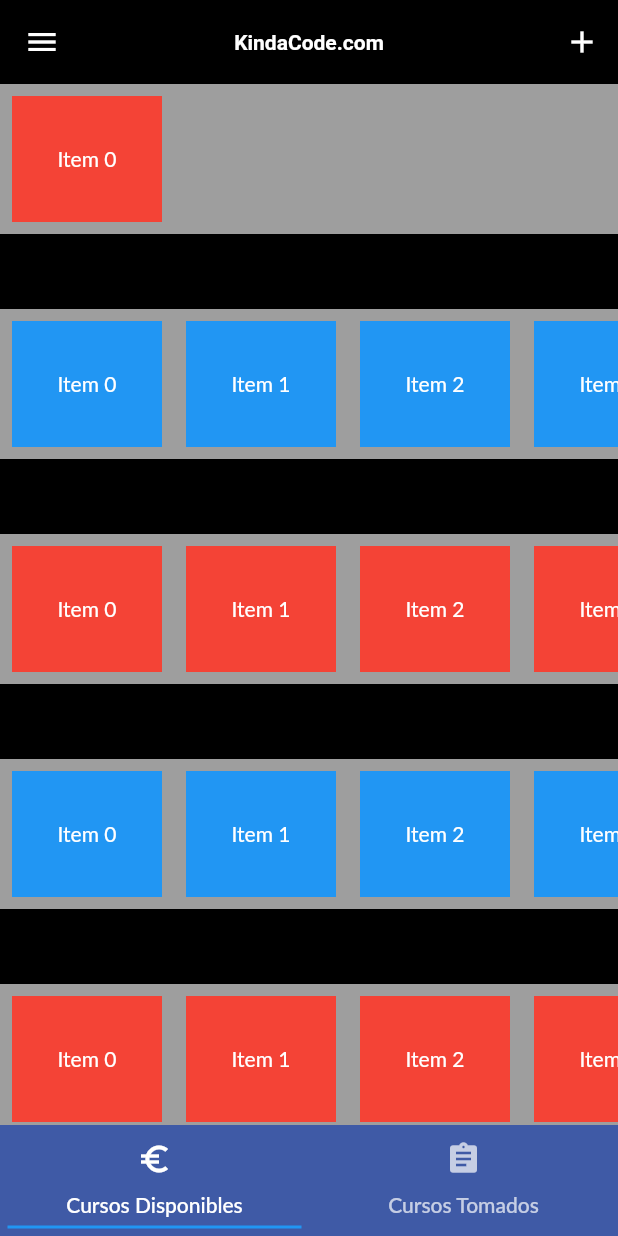
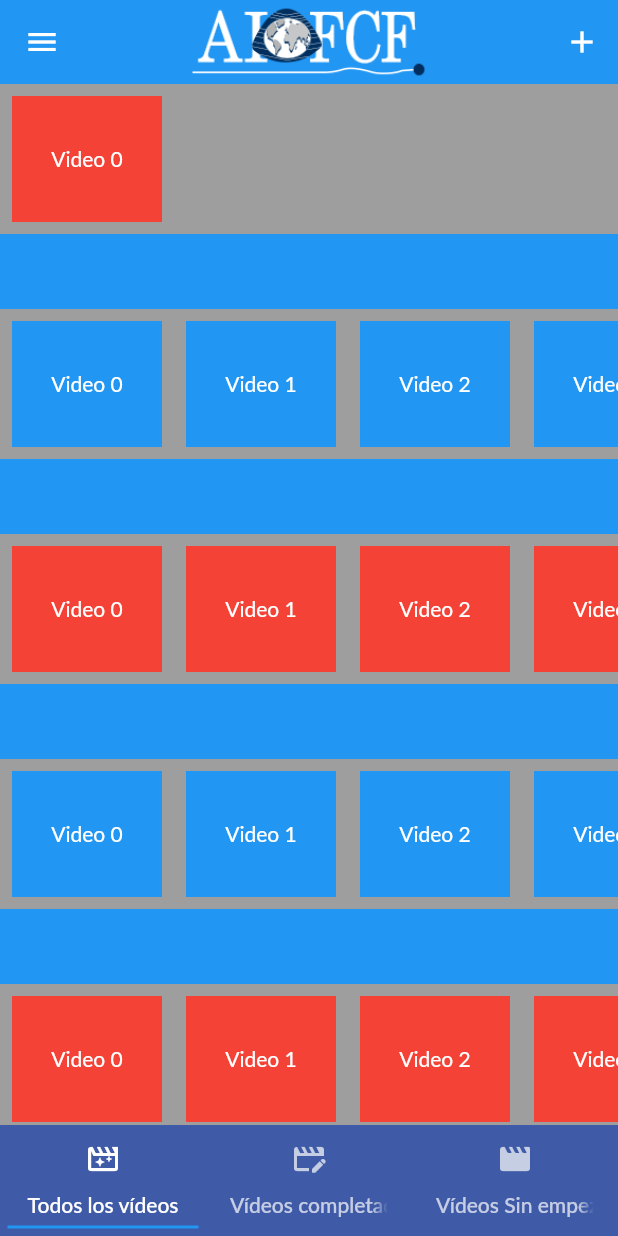
Before and after one commit to TICosmox/AIFCF_fire_mp4, a Flutter app: the screen it shows after launch, on a phone screen of 412 x 824 dp. Run offline on Flutter 3.47's test engine with Material 2 defaults, Android fonts, the light colour scheme and no system bars; our stand-ins replace bloc, flutter_bloc, flutter_phoenix, permission_handler, share_plus, shared_preferences; Roboto replaces fonts that are missing (Lato).

Commit message:
videosvistos page + logo

```diff
--- a/lib/blocs/valida_pagina_inicial/validacion_pagina_inicial_bloc.dart
+++ b/lib/blocs/valida_pagina_inicial/validacion_pagina_inicial_bloc.dart
@@ -6,7 +6,6 @@ import 'dart:async';
 import 'package:bloc/bloc.dart';
 // ignore: depend_on_referenced_packages
 import 'package:meta/meta.dart';
-import 'package:proyecto_reproductor_video/api/valida_pagina_inicial/valida_pagina_inicial_api.dart';
 
 import '../../providers/local_storage_provider.dart';
 part 'validacion_pagina_inicial_event.dart';
--- a/lib/constants/rutas_de_paginas.dart
+++ b/lib/constants/rutas_de_paginas.dart
@@ -3,3 +3,4 @@ const String validacioninicial = 'validacioninicial';
 const String panelinicial = 'panelinicial';
 const String videosdisponibles = 'videosdisponibles';
 const String videosvistos = 'videosvistos';
+const String videospendientes = 'videospendientes';
--- a/lib/pages/panel_inicial/panel_inicial.dart
+++ b/lib/pages/panel_inicial/panel_inicial.dart
@@ -1,5 +1,6 @@
 import 'package:flutter/material.dart';
 import 'package:proyecto_reproductor_video/pages/videos_disponibles/videos_disponibles_page.dart';
+import 'package:proyecto_reproductor_video/pages/videos_pendientes/videos_pendientes_page.dart';
 import 'package:proyecto_reproductor_video/pages/videos_vistos/videos_vistos_page.dart';
 
 class PanelInicialPage extends StatefulWidget {
@@ -13,11 +14,11 @@ class _PanelInicialPageState extends State<PanelInicialPage> {
   @override
   Widget build(BuildContext context) {
     return DefaultTabController(
-        length: 2,
+        length: 3,
         child: Scaffold(
           bottomNavigationBar: menu(),
           body: const TabBarView(
-            children: [VideosDisponoblesPage(), VideosVistosPage()],
+            children: [VideosDisponoblesPage(), VideosVistosPage(), VideosPendientesPage()],
           ),
         ),
       );
@@ -32,16 +33,22 @@ class _PanelInicialPageState extends State<PanelInicialPage> {
         indicatorSize: TabBarIndicatorSize.tab,
         indicatorPadding: EdgeInsets.all(5.0),
         indicatorColor: Colors.blue,
+
         tabs: [
           Tab(
-            text: "Cursos Disponibles",
-            icon: Icon(Icons.euro_symbol),
+            text: "Todos los vídeos",
+            icon: Icon(Icons.movie_filter_outlined),
           ),
           Tab(
-            text: "Cursos Tomados",
-            icon: Icon(Icons.assignment),
-          )
+            text: "Vídeos completados",
+            icon: Icon(Icons.movie_edit),
+          ),
+          Tab(
+            text: "Vídeos Sin empezar",
+            icon: Icon(Icons.movie_rounded),
+          ),
         ],
+
       ),
     );
   }
--- a/lib/pages/videos_disponibles/videos_disponibles_page.dart
+++ b/lib/pages/videos_disponibles/videos_disponibles_page.dart
@@ -1,6 +1,5 @@
 import 'package:flutter/material.dart';
 
-import '../../models/movieModel/netflixContentModel.dart';
 
 class VideosDisponoblesPage extends StatefulWidget {
   const VideosDisponoblesPage({super.key});
@@ -13,7 +12,7 @@ class _VideosDisponoblesPageState extends State<VideosDisponoblesPage> {
   @override
   Widget build(BuildContext context) {
     return Scaffold(
-      backgroundColor: Colors.black,
+      backgroundColor: Colors.blue,
       extendBodyBehindAppBar: true,
       extendBody: true,
       appBar: AppBar(
@@ -21,13 +20,13 @@ class _VideosDisponoblesPageState extends State<VideosDisponoblesPage> {
           onPressed: () {},
           icon: const Icon(Icons.menu),
         ),
-        title: const Text('KindaCode.com'),
+        title: Image.asset('assets/images/logo_aifcf.png', fit: BoxFit.contain, height: 60,),
         backgroundColor: Colors.transparent,
         elevation: 0,
         actions: [IconButton(onPressed: () {}, icon: const Icon(Icons.add))],
       ),
+
       body: Stack(
-
         children: [
           ListView(
             children: [
@@ -40,11 +39,34 @@ class _VideosDisponoblesPageState extends State<VideosDisponoblesPage> {
                   itemBuilder: (BuildContext context, int index) {
                     return Container(
                       width: 100,
-                      margin: EdgeInsets.all(8),
+                      margin: const EdgeInsets.all(8),
                       color: Colors.red,
                       child: Center(
                         child: Text(
-                          'Item $index',
+                          'Video $index',
+                          style: const TextStyle(color: Colors.white),
+                        ),
+                      ),
+                    );
+                  },
+                ),
+              ),
+              const SizedBox(height: 50), // Espacio para dejar lugar a la lista horizontal
+
+              Container(
+                height: 100,
+                color: Colors.grey,
+                child: ListView.builder(
+                  scrollDirection: Axis.horizontal,
+                  itemCount: 100,
+                  itemBuilder: (BuildContext context, int index) {
+                    return Container(
+                      width: 100,
+                      margin: EdgeInsets.all(8),
+                      color: Colors.blue,
+                      child: Center(
+                        child: Text(
+                          'Video $index',
                           style: TextStyle(color: Colors.white),
                         ),
                       ),
@@ -52,8 +74,77 @@ class _VideosDisponoblesPageState extends State<VideosDisponoblesPage> {
                   },
                 ),
               ),
-              const SizedBox(
-                  height: 50), // Espacio para dejar lugar a la lista horizontal
+              const SizedBox(height: 50), // Espacio para dejar lugar a la lista horizontal
+
+              Container(
+                height: 100,
+                color: Colors.grey,
+                child: ListView.builder(
+                  scrollDirection: Axis.horizontal,
+                  itemCount: 100,
+                  itemBuilder: (BuildContext context, int index) {
+                    return Container(
+                      width: 100,
+                      margin: EdgeInsets.all(8),
+                      color: Colors.red,
+                      child: Center(
+                        child: Text(
+                          'Video $index',
+                          style: TextStyle(color: Colors.white),
+                        ),
+                      ),
+                    );
+                  },
+                ),
+              ),
+              SizedBox(height: 50), // Espacio para dejar lugar a la lista horizontal
+
+              Container(
+                height: 100,
+                color: Colors.grey,
+                child: ListView.builder(
+                  scrollDirection: Axis.horizontal,
+                  itemCount: 100,
+                  itemBuilder: (BuildContext context, int index) {
+                    return Container(
+                      width: 100,
+                      margin: EdgeInsets.all(8),
+                      color: Colors.blue,
+                      child: Center(
+                        child: Text(
+                          'Video $index',
+                          style: TextStyle(color: Colors.white),
+                        ),
+                      ),
+                    );
+                  },
+                ),
+              ),
+
+              SizedBox(height: 50), // Espacio para dejar lugar a la lista horizontal
+              Container(
+                height: 100,
+                color: Colors.grey,
+                child: ListView.builder(
+                  scrollDirection: Axis.horizontal,
+                  itemCount: 100,
+                  itemBuilder: (BuildContext context, int index) {
+                    return Container(
+                      width: 100,
+                      margin: EdgeInsets.all(8),
+                      color: Colors.red,
+                      child: Center(
+                        child: Text(
+                          'Video $index',
+                          style: TextStyle(color: Colors.white),
+                        ),
+                      ),
+                    );
+                  },
+                ),
+              ),
+
+              SizedBox(height: 50), // Espacio para dejar lugar a la lista horizontal
               Container(
                 height: 100,
                 color: Colors.grey,
@@ -75,101 +166,7 @@ class _VideosDisponoblesPageState extends State<VideosDisponoblesPage> {
                   },
                 ),
               ),
-              const SizedBox(
-                  height: 50), // Espacio para dejar lugar a la lista horizontal
-              Container(
-                height: 100,
-                color: Colors.grey,
-                child: ListView.builder(
-                  scrollDirection: Axis.horizontal,
-                  itemCount: 100,
-                  itemBuilder: (BuildContext context, int index) {
-                    return Container(
-                      width: 100,
-                      margin: EdgeInsets.all(8),
-                      color: Colors.red,
-                      child: Center(
-                        child: Text(
-                          'Item $index',
-                          style: TextStyle(color: Colors.white),
-                        ),
-                      ),
-                    );
-                  },
-                ),
-              ),
-              SizedBox(
-                  height: 50), // Espacio para dejar lugar a la lista horizontal
-              Container(
-                height: 100,
-                color: Colors.grey,
-                child: ListView.builder(
-                  scrollDirection: Axis.horizontal,
-                  itemCount: 100,
-                  itemBuilder: (BuildContext context, int index) {
-                    return Container(
-                      width: 100,
-                      margin: EdgeInsets.all(8),
-                      color: Colors.blue,
-                      child: Center(
-                        child: Text(
-                          'Item $index',
-                          style: TextStyle(color: Colors.white),
-                        ),
-                      ),
-                    );
-                  },
-                ),
-              ),
-              SizedBox(
-                  height: 50), // Espacio para dejar lugar a la lista horizontal
-              Container(
-                height: 100,
-                color: Colors.grey,
-                child: ListView.builder(
-                  scrollDirection: Axis.horizontal,
-                  itemCount: 100,
-                  itemBuilder: (BuildContext context, int index) {
-                    return Container(
-                      width: 100,
-                      margin: EdgeInsets.all(8),
-                      color: Colors.red,
-                      child: Center(
-                        child: Text(
-                          'Item $index',
-                          style: TextStyle(color: Colors.white),
-                        ),
-                      ),
-                    );
-                  },
-                ),
-              ),
-
-              SizedBox(
-                  height: 50), // Espacio para dejar lugar a la lista horizontal
-              Container(
-                height: 100,
-                color: Colors.grey,
-                child: ListView.builder(
-                  scrollDirection: Axis.horizontal,
-                  itemCount: 100,
-                  itemBuilder: (BuildContext context, int index) {
-                    return Container(
-                      width: 100,
-                      margin: EdgeInsets.all(8),
-                      color: Colors.blue,
-                      child: Center(
-                        child: Text(
-                          'Item $index',
-                          style: TextStyle(color: Colors.white),
-                        ),
-                      ),
-                    );
-                  },
-                ),
-              ),
-              SizedBox(
-                  height: 50), // Espacio para dejar lugar a la lista horizontal
+              SizedBox(height: 50), // Espacio para dejar lugar a la lista horizontal
               Container(
                 height: 100,
                 color: Colors.grey,
--- a/lib/pages/videos_vistos/videos_vistos_page.dart
+++ b/lib/pages/videos_vistos/videos_vistos_page.dart
@@ -12,7 +12,7 @@ class _VideosVistosPageState extends State<VideosVistosPage> {
   Widget build(BuildContext context) {
     return const Scaffold(
       body: Center(
-        child: Text("Videos vistos"),
+        child: Text("Completados"),
       ),
     );
   }
--- a/lib/providers/list_bloc_provider.dart
+++ b/lib/providers/list_bloc_provider.dart
@@ -1,9 +1,7 @@
 import 'package:flutter_bloc/flutter_bloc.dart';
 import 'package:proyecto_reproductor_video/providers/local_storage_provider.dart';
 
-import '../api/valida_pagina_inicial/valida_pagina_inicial_api.dart';
 import '../blocs/valida_pagina_inicial/validacion_pagina_inicial_bloc.dart';
-import '../blocs/validation_bloc/validation_bloc.dart';
 
 Future<List<BlocProvider>> listBlocProvider() async {
   return [
--- a/lib/routes/routes.dart
+++ b/lib/routes/routes.dart
@@ -1,6 +1,7 @@
 import 'package:flutter/material.dart';
 import 'package:proyecto_reproductor_video/pages/panel_inicial/panel_inicial.dart';
 import 'package:proyecto_reproductor_video/pages/videos_disponibles/videos_disponibles_page.dart';
+import 'package:proyecto_reproductor_video/pages/videos_pendientes/videos_pendientes_page.dart';
 import 'package:proyecto_reproductor_video/pages/videos_vistos/videos_vistos_page.dart';
 
 import '../constants/rutas_de_paginas.dart';
@@ -12,6 +13,7 @@ Map<String, WidgetBuilder> getApplicationRoutes() {
      panelinicial: (BuildContext context) => const PanelInicialPage(),
      videosdisponibles: (BuildContext context) => const VideosDisponoblesPage(),
      videosvistos: (BuildContext context) => const VideosVistosPage(),
-    // 'terminos': (BuildContext context) => TerminosPage(visible: true),
+     videospendientes: (BuildContext context) => const VideosPendientesPage()
+     // 'terminos': (BuildContext context) => TerminosPage(visible: true),
   };
 }
--- a/lib/utils/functions_utils.dart
+++ b/lib/utils/functions_utils.dart
@@ -3,7 +3,6 @@ import 'dart:io';
 import 'package:flutter/foundation.dart';
 import 'package:flutter/material.dart';
 import 'package:flutter/services.dart';
-import 'package:intl/intl.dart';
 // ignore: depend_on_referenced_packages
 import 'package:path_provider/path_provider.dart';
 import 'package:permission_handler/permission_handler.dart';
@@ -61,7 +60,7 @@ Future<bool> savePath({String? path, required File filePath}) async {
 }
 
 bool isThemeModeLight(BuildContext context) {
-  return Theme.of(context).textTheme.bodyText1!.color ==
+  return Theme.of(context).textTheme.bodyLarge!.color ==
       const Color(0xFF182023);
 }
 
--- /dev/null
+++ b/lib/widgets/widgets.dart
@@ -0,0 +1 @@
+export 'package:proyecto_reproductor_video/widgets/video_card.dart';
```
Also changed, not shown: lib/pages/videos_pendientes/videos_pendientes_page.dart (added, +54 -0 lines), lib/widgets/video_card.dart (added, +18 -0 lines), pubspec.yaml (+9 -1 lines), assets/icon/icon_aifcf.png (added), assets/icon/movie-icon.png (added), assets/images/logo_aifcf.png (added), pubspec.lock, 6 other files.
